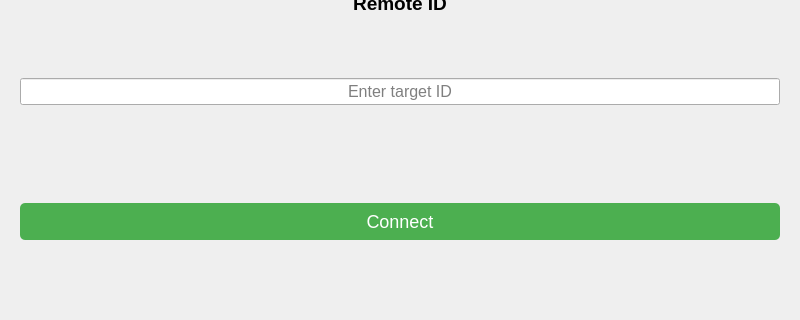
Before: the Qt Designer form UI/ConnectWidget/ConnectWidget.ui in XQQYT/XqqytDesktop, drawn with Qt 5; both pictures show x 0 to 800 and y 280 to 600 of the 800 by 600 pixel window.
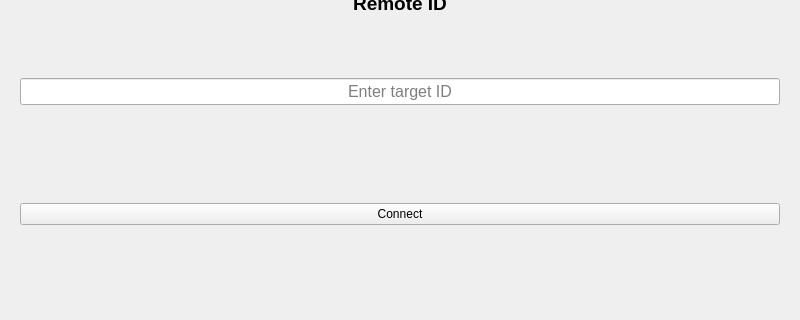
After: the same form once the commit is applied.

```diff
--- a/UI/ConnectWidget/ConnectWidget.ui
+++ b/UI/ConnectWidget/ConnectWidget.ui
@@ -16,26 +16,6 @@
   <property name="windowTitle">
    <string>Remote Control Connection</string>
   </property>
-  <property name="styleSheet">
-   <string notr="true">
-           QPushButton#btn_connect {
-               background-color: #4CAF50;
-               color: white;
-               font-size: 18px;
-               border-radius: 5px;
-               padding: 8px;
-               width: 150px;
-               margin-top: 15px;
-           }
-           #btn_connect:hover {
-               background-color: #45a049;
-           }
-         		
-			#btn_connect:pressed {
-               
-	background-color: rgb(57, 132, 60);
-           }</string>
-  </property>
   <layout class="QGridLayout" name="gridLayout">
    <item row="0" column="0">
     <widget class="QWidget" name="widget_user_id" native="true">
```
